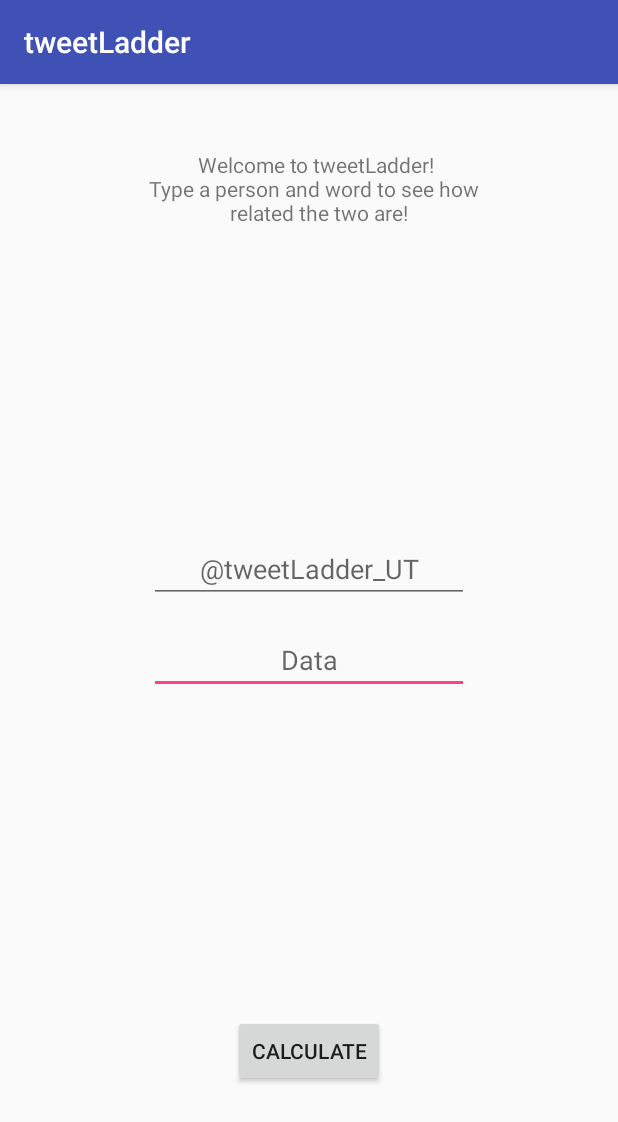
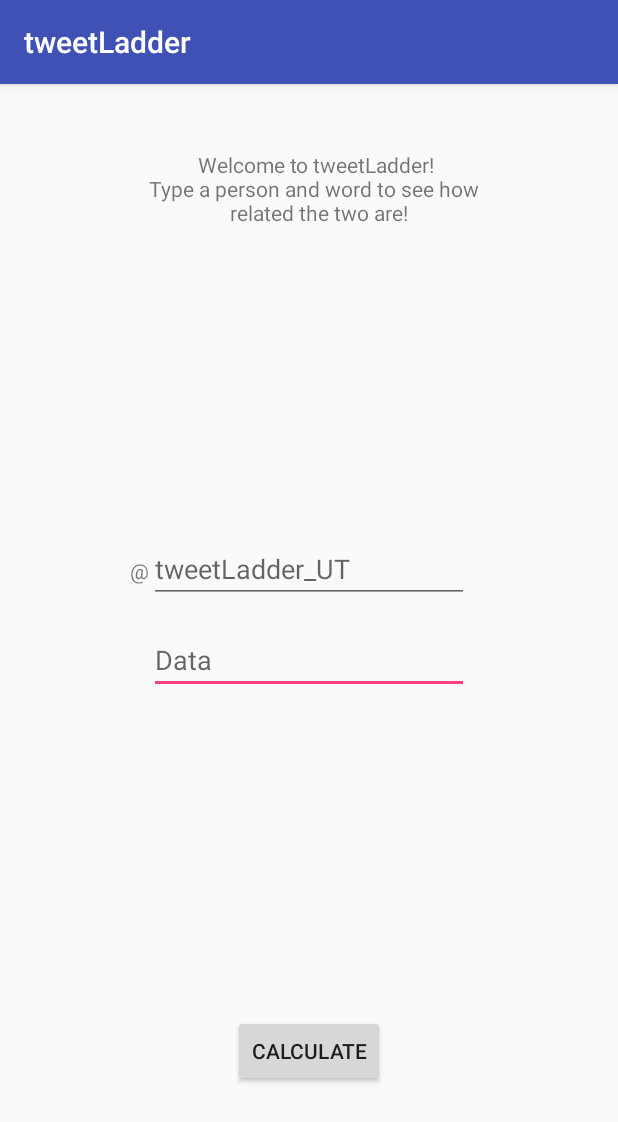
Before and after one commit to Quinn95/HackTX, an Android app: the screen it shows after launch (MainActivity), on a phone screen of 412 x 824 dp. Shown: the top 1122 px of the screen. Run offline under Robolectric (Android 15) with nearby library versions, the phone set to English and light mode, and no system bars.

Commit message:
fixed some stuff

```diff
--- a/app/src/main/java/com/example/quinn_000/tweetladder/Graph.java
+++ b/app/src/main/java/com/example/quinn_000/tweetladder/Graph.java
@@ -76,6 +76,8 @@ class Graph extends AppCompatActivity {
         /*Y axis*/
         YAxis yAxis = barChart.getAxisRight();
         YAxis leftAxis = barChart.getAxisLeft();
+        leftAxis.setAxisMinimum(00f);
+        leftAxis.setAxisMaximum(100f);
 
         barChart.getAxisRight().setEnabled(false);
         XAxis xAxis = barChart.getXAxis();
--- a/app/src/main/java/com/example/quinn_000/tweetladder/MainActivity.java
+++ b/app/src/main/java/com/example/quinn_000/tweetladder/MainActivity.java
@@ -17,6 +17,8 @@ public class MainActivity extends AppCompatActivity {
 
     private static String usernameString;
     private static String keywordString;
+
+    int[] rtnVals = new int[2];
 
     public Handler handler = new Handler() {
         @Override
@@ -91,6 +93,7 @@ public class MainActivity extends AppCompatActivity {
 
             @Override
             public void run() {
+                //replace try catch block with actual function call
                 try {
                     System.out.println(username);
                     Thread.sleep(4000);
--- a/app/src/main/res/layout/activity_main.xml
+++ b/app/src/main/res/layout/activity_main.xml
@@ -39,7 +39,7 @@
         android:inputType="textPersonName"
         android:ems="10"
         android:id="@+id/keywordBox"
-        android:textAlignment="center"
+        android:textAlignment="viewStart"
         android:hint="@string/keywordBoxString"
         android:textSize="18sp"
         android:layout_centerVertical="true"
@@ -52,7 +52,7 @@
         android:ems="10"
         android:id="@+id/usernameBox"
         android:inputType="textPersonName"
-        android:textAlignment="center"
+        android:textAlignment="viewStart"
         android:hint="@string/usernameBoxString"
         android:layout_above="@+id/keywordBox"
         android:layout_centerHorizontal="true"
@@ -69,5 +69,16 @@
         android:layout_alignLeft="@+id/usernameBox"
         android:layout_alignStart="@+id/usernameBox" />
 
+    <TextView
+        android:text="\@"
+        android:layout_width="wrap_content"
+        android:layout_height="wrap_content"
+        android:layout_marginLeft="85dp"
+        android:id="@+id/textView2"
+        android:layout_alignBaseline="@+id/usernameBox"
+        android:layout_alignBottom="@+id/usernameBox"
+        android:layout_toLeftOf="@+id/usernameBox"
+        android:layout_toStartOf="@+id/usernameBox" />
+
 
 </RelativeLayout>
--- a/app/src/main/res/values/strings.xml
+++ b/app/src/main/res/values/strings.xml
@@ -1,6 +1,6 @@
 <resources>
     <string name="app_name">tweetLadder</string>
     <string name="infotext">Welcome to tweetLadder!\nType a person and word to see how \n related the two are!</string>
-    <string name="usernameBoxString">\@tweetLadder_UT</string>
+    <string name="usernameBoxString">tweetLadder_UT</string>
     <string name="keywordBoxString">Data</string>
 </resources>
```
Also changed, not shown: app/src/main/res/layout/activity_graphs.xml (+12 -27 lines).
